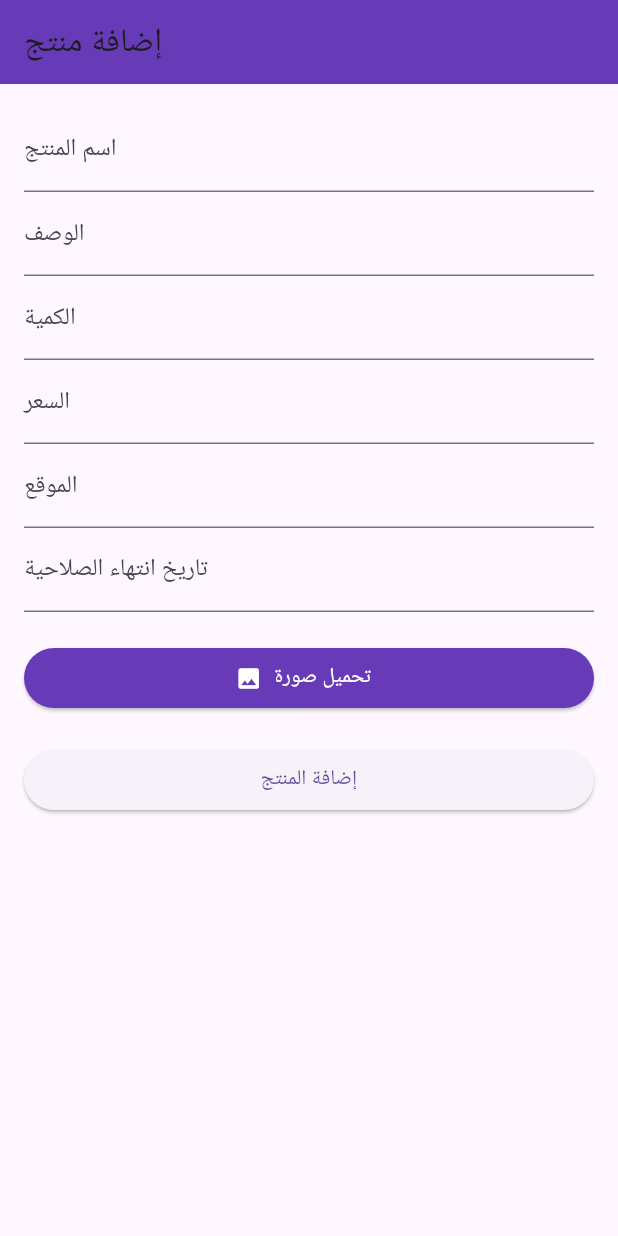
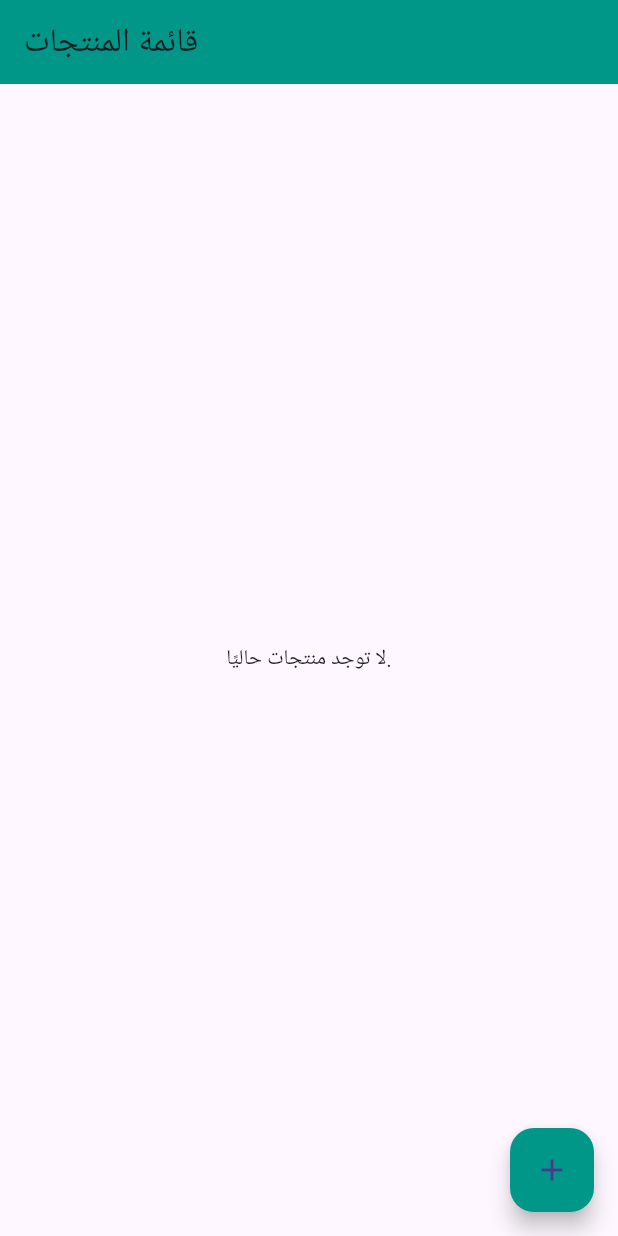
Before and after one commit to blalfayed/stock_management2, a Flutter app: the screen it shows after launch, on a phone screen of 412 x 824 dp. Run offline on Flutter 3.47's test engine with Material 3 defaults, Android fonts, the phone set to English and light mode, and no system bars; our stand-ins replace image_picker, sqflite; accounts and stored records are empty.

Commit message:
update all screens

```diff
--- a/lib/main.dart
+++ b/lib/main.dart
@@ -1,5 +1,6 @@
 import 'package:flutter/material.dart';
-import 'package:stock_management2/screens/add_product_screen.dart';
+
+import 'screens/product_list_screen.dart';
 
 void main() {
   runApp(const MyApp());
@@ -11,7 +12,7 @@
   @override
   Widget build(BuildContext context) {
     return const MaterialApp(
-      home: AddProductScreen(),
+      home: ProductListScreen(),
     );
   }
 }
--- a/lib/screens/add_product_screen.dart
+++ b/lib/screens/add_product_screen.dart
@@ -58,11 +58,11 @@ class _AddProductScreenState extends State<AddProductScreen> {
         final bytes = await file.readAsBytes();
         final base64Image = base64Encode(bytes);
 
-        // حفظ الصورة في قاعدة البيانات
-        await _dbHelper.insertPhoto(base64Image); // استدعاء صحيح للدالة
+        // حفظ الصورة في قاعدة البيانات (Base64)
+        await _dbHelper.insertPhoto(base64Image);
 
         setState(() {
-          _photoUrl = pickedFile.path; // حفظ المسار
+          _photoUrl = base64Image; // حفظ الصورة المشفرة في المتغير
         });
 
         ScaffoldMessenger.of(context).showSnackBar(
--- /dev/null
+++ b/lib/screens/product_list_screen.dart
@@ -0,0 +1,116 @@
+import 'dart:convert';
+import 'dart:typed_data';
+
+import 'package:flutter/material.dart';
+import 'package:stock_management2/data/database_helper.dart';
+import 'package:stock_management2/models/product.dart';
+import 'package:stock_management2/screens/add_product_screen.dart';
+
+class ProductListScreen extends StatefulWidget {
+  const ProductListScreen({super.key});
+
+  @override
+  State<ProductListScreen> createState() => _ProductListScreenState();
+}
+
+class _ProductListScreenState extends State<ProductListScreen> {
+  final DatabaseHelper _dbHelper = DatabaseHelper.instance;
+  late Future<List<Product>> _productList;
+
+  @override
+  void initState() {
+    super.initState();
+    _refreshProductList();
+  }
+
+  // تحديث البيانات
+  void _refreshProductList() {
+    setState(() {
+      _productList = _dbHelper.fetchProducts();
+    });
+  }
+
+  // حذف المنتج
+  Future<void> _deleteProduct(int productId) async {
+    await _dbHelper.deleteProduct(productId);
+    _refreshProductList();
+    ScaffoldMessenger.of(context).showSnackBar(
+      const SnackBar(content: Text('تم حذف المنتج بنجاح!')),
+    );
+  }
+
+  // تحويل النص المشفر إلى صورة
+  Uint8List _getImageFromBase64(String base64String) {
+    try {
+      // إزالة المسافات أو المحارف غير الصالحة
+      String cleanedBase64String = base64String.replaceAll(RegExp(r'\s+'), '');
+
+      // فك تشفير النص
+      return base64Decode(cleanedBase64String);
+    } catch (e) {
+      // في حالة حدوث خطأ، يمكن طباعة رسالة تحذير أو إرجاع صورة افتراضية
+      print("Error decoding base64 string: $e");
+      return Uint8List(0); // إرجاع صورة فارغة أو أي بديل آخر
+    }
+  }
+
+  @override
+  Widget build(BuildContext context) {
+    return Scaffold(
+      appBar: AppBar(
+        title: const Text('قائمة المنتجات'),
+        backgroundColor: Colors.teal,
+      ),
+      floatingActionButton: FloatingActionButton(
+        onPressed: () async {
+          await Navigator.push(
+            context,
+            MaterialPageRoute(
+              builder: (context) => const AddProductScreen(),
+            ),
+          );
+          _refreshProductList(); // تحديث القائمة عند العودة
+        },
+        backgroundColor: Colors.teal,
+        child: const Icon(Icons.add),
+      ),
+      body: FutureBuilder<List<Product>>(
+        future: _productList,
+        builder: (context, snapshot) {
+          if (snapshot.connectionState == ConnectionState.waiting) {
+            return const Center(child: CircularProgressIndicator());
+          } else if (snapshot.hasError) {
+            return Center(child: Text('خطأ: ${snapshot.error}'));
+          } else if (!snapshot.hasData || snapshot.data!.isEmpty) {
+            return const Center(child: Text('لا توجد منتجات حاليًا.'));
+          } else {
+            final products = snapshot.data!;
+            return ListView.builder(
+              itemCount: products.length,
+              itemBuilder: (context, index) {
+                final product = products[index];
+                return Card(
+                  child: ListTile(
+                    leading: CircleAvatar(
+                      backgroundColor: Colors.teal,
+                      // التحقق من الصورة واستخدام Image.memory لعرض الصورة من Base64
+                      child: product.photo.isNotEmpty
+                          ? Image.memory(_getImageFromBase64(product.photo))
+                          : const Icon(Icons.image, color: Colors.white),
+                    ),
+                    title: Text(product.name),
+                    subtitle: Text(product.description ?? 'بدون وصف'),
+                    trailing: IconButton(
+                      icon: const Icon(Icons.delete, color: Colors.red),
+                      onPressed: () => _deleteProduct(product.id!),
+                    ),
+                  ),
+                );
+              },
+            );
+          }
+        },
+      ),
+    );
+  }
+}
```
